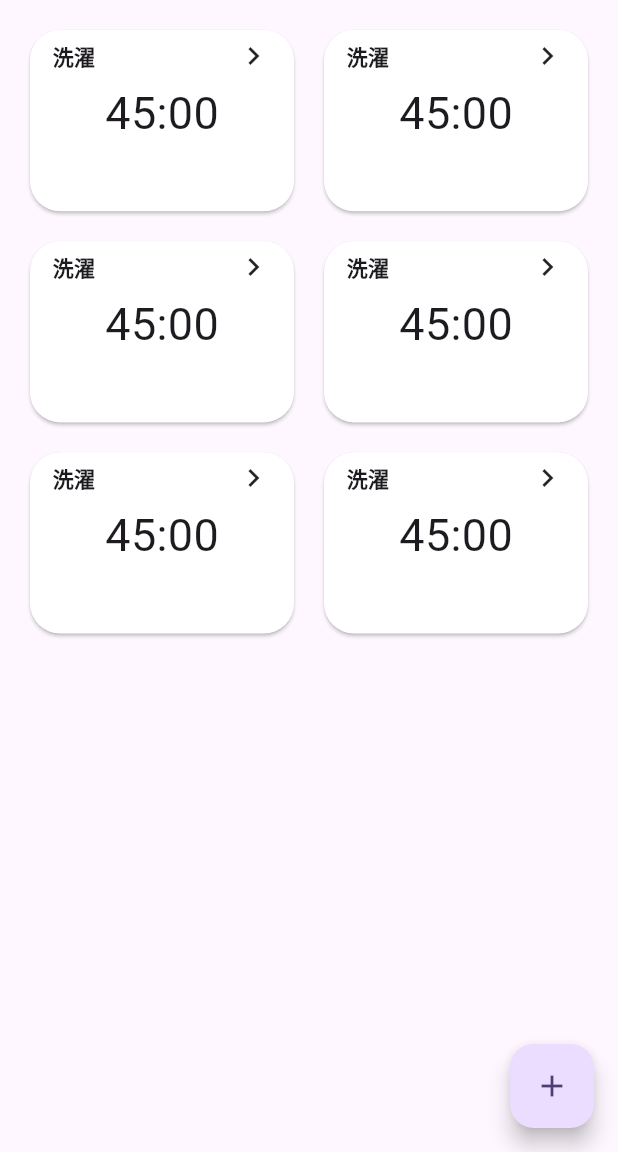
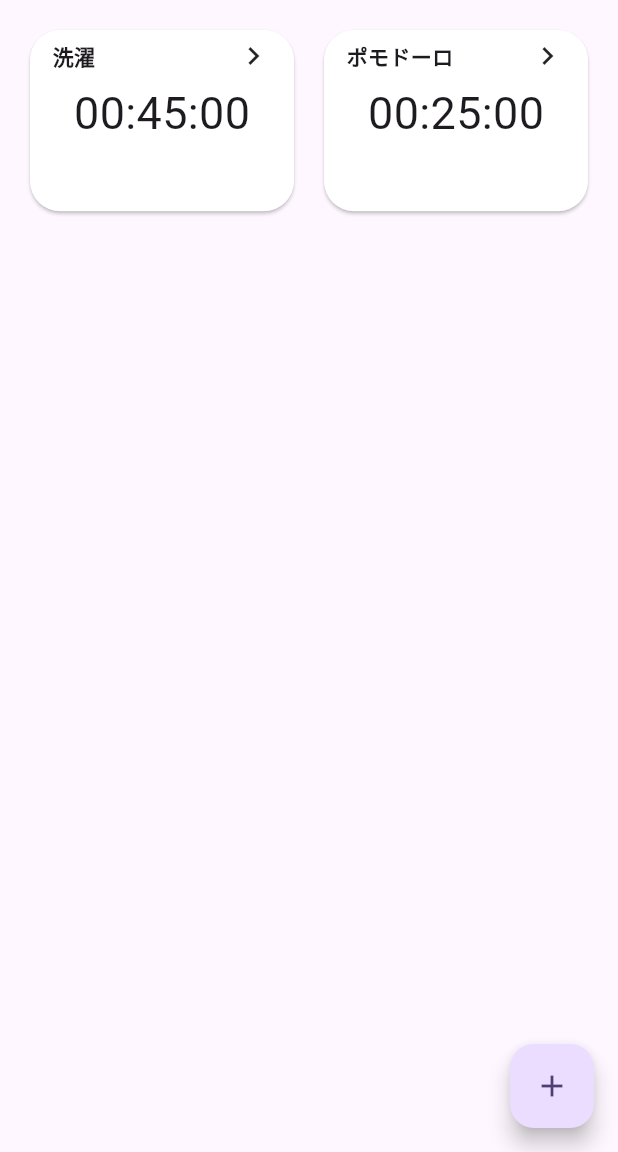
Before and after one commit to ten66/timer_app, a Flutter app: the screen it shows after launch, on a phone screen of 412 x 824 dp, the part 84-1236 px from its top. Run offline on Flutter 3.47's test engine with Material 2 defaults, Android fonts, the phone set to English and light mode, and no system bars; our stand-ins replace flutter_riverpod, riverpod_annotation; generated files the repository leaves out were written again.

```diff
--- a/lib/screens/home_screen.dart
+++ b/lib/screens/home_screen.dart
@@ -1,5 +1,10 @@
 import 'package:flutter/material.dart';
 import 'package:timer_app/screens/timer_screen.dart';
+
+var timerInfoList = [
+  ['洗濯', '00:45:00'],
+  ['ポモドーロ', '00:25:00'],
+];
 
 class HomeScreen extends StatelessWidget {
   const HomeScreen({super.key});
@@ -50,13 +55,12 @@ class HomeScreen extends StatelessWidget {
           crossAxisSpacing: 20,
           crossAxisCount: 2,
           childAspectRatio: 5 / 4,
-          children: const [
-            TimerCard(),
-            TimerCard(),
-            TimerCard(),
-            TimerCard(),
-            TimerCard(),
-            TimerCard(),
+          children: [
+            for (final timerInfo in timerInfoList)
+              TimerCard(
+                title: timerInfo[0],
+                time: timerInfo[1],
+              )
           ],
         ),
       ),
@@ -70,7 +74,13 @@ class HomeScreen extends StatelessWidget {
 }
 
 class TimerCard extends StatelessWidget {
-  const TimerCard({super.key});
+  final String title;
+  final String time;
+  const TimerCard({
+    super.key,
+    required this.title,
+    required this.time,
+  });
 
   @override
   Widget build(BuildContext context) {
@@ -91,24 +101,24 @@ class TimerCard extends StatelessWidget {
           padding: const EdgeInsets.all(5),
           child: Column(
             children: [
-              const Padding(
-                padding: EdgeInsets.symmetric(horizontal: 10),
+              Padding(
+                padding: const EdgeInsets.symmetric(horizontal: 10),
                 child: Row(
                   mainAxisAlignment: MainAxisAlignment.spaceBetween,
                   children: [
                     Text(
-                      '洗濯',
-                      style: TextStyle(fontWeight: FontWeight.bold),
+                      title,
+                      style: const TextStyle(fontWeight: FontWeight.bold),
                     ),
-                    Icon(Icons.chevron_right),
+                    const Icon(Icons.chevron_right),
                   ],
                 ),
               ),
               Container(
                 padding: const EdgeInsets.only(right: 10, left: 10, top: 5),
-                child: const Text(
-                  '45:00',
-                  style: TextStyle(fontSize: 30),
+                child: Text(
+                  time,
+                  style: const TextStyle(fontSize: 30),
                 ),
               ),
             ],
```
